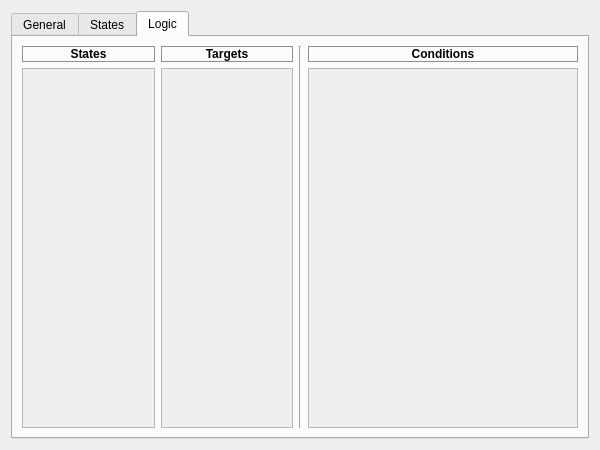
Skwara/CA_Suite, file configwindow.ui: the form before one commit.
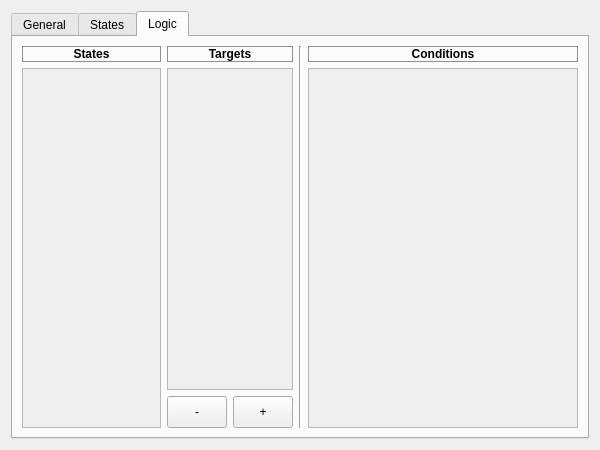
The form after the commit. The open tabs and pages were chosen to show the change.

Commit message: Dokonczenie zakladki states i rozpoczecie logic

```diff
--- a/configwindow.ui
+++ b/configwindow.ui
@@ -488,7 +488,7 @@
        <item row="0" column="0">
         <layout class="QGridLayout" name="gridLayout">
          <property name="verticalSpacing">
-          <number>-1</number>
+          <number>6</number>
          </property>
          <item row="0" column="0">
           <widget class="QLabel" name="label">
@@ -509,27 +509,8 @@
            </property>
           </widget>
          </item>
-         <item row="0" column="1">
-          <widget class="QLabel" name="label_2">
-           <property name="font">
-            <font>
-             <weight>75</weight>
-             <bold>true</bold>
-            </font>
-           </property>
-           <property name="styleSheet">
-            <string notr="true">border: 1px solid #8f8f91</string>
-           </property>
-           <property name="text">
-            <string>Targets</string>
-           </property>
-           <property name="alignment">
-            <set>Qt::AlignCenter</set>
-           </property>
-          </widget>
-         </item>
-         <item row="1" column="0">
-          <widget class="QScrollArea" name="scrollArea">
+         <item row="1" column="0" rowspan="2">
+          <widget class="QScrollArea" name="scrollArea_logic_states">
            <property name="widgetResizable">
             <bool>true</bool>
            </property>
@@ -538,15 +519,56 @@
              <rect>
               <x>0</x>
               <y>0</y>
-              <width>119</width>
-              <height>341</height>
+              <width>137</width>
+              <height>358</height>
              </rect>
             </property>
            </widget>
           </widget>
          </item>
-         <item row="1" column="1">
-          <widget class="QScrollArea" name="scrollArea_2">
+         <item row="2" column="3" alignment="Qt::AlignRight">
+          <widget class="QPushButton" name="button_addTarget">
+           <property name="sizePolicy">
+            <sizepolicy hsizetype="Minimum" vsizetype="Maximum">
+             <horstretch>0</horstretch>
+             <verstretch>2</verstretch>
+            </sizepolicy>
+           </property>
+           <property name="maximumSize">
+            <size>
+             <width>60</width>
+             <height>32</height>
+            </size>
+           </property>
+           <property name="text">
+            <string>+</string>
+           </property>
+           <property name="autoDefault">
+            <bool>true</bool>
+           </property>
+          </widget>
+         </item>
+         <item row="2" column="2">
+          <widget class="QPushButton" name="button_removeTarget">
+           <property name="sizePolicy">
+            <sizepolicy hsizetype="Maximum" vsizetype="Maximum">
+             <horstretch>0</horstretch>
+             <verstretch>0</verstretch>
+            </sizepolicy>
+           </property>
+           <property name="maximumSize">
+            <size>
+             <width>60</width>
+             <height>32</height>
+            </size>
+           </property>
+           <property name="text">
+            <string>-</string>
+           </property>
+          </widget>
+         </item>
+         <item row="1" column="2" colspan="2">
+          <widget class="QScrollArea" name="scrollArea_logic_targets">
            <property name="widgetResizable">
             <bool>true</bool>
            </property>
@@ -555,13 +577,32 @@
              <rect>
               <x>0</x>
               <y>0</y>
-              <width>118</width>
-              <height>341</height>
+              <width>124</width>
+              <height>320</height>
              </rect>
             </property>
            </widget>
           </widget>
          </item>
+         <item row="0" column="2" colspan="2">
+          <widget class="QLabel" name="label_2">
+           <property name="font">
+            <font>
+             <weight>75</weight>
+             <bold>true</bold>
+            </font>
+           </property>
+           <property name="styleSheet">
+            <string notr="true">border: 1px solid #8f8f91</string>
+           </property>
+           <property name="text">
+            <string>Targets</string>
+           </property>
+           <property name="alignment">
+            <set>Qt::AlignCenter</set>
+           </property>
+          </widget>
+         </item>
         </layout>
        </item>
        <item row="0" column="1">
```
Left out of the diff: 16 changed lines with no effect on the pictures. The commit also changes 3 other files.
